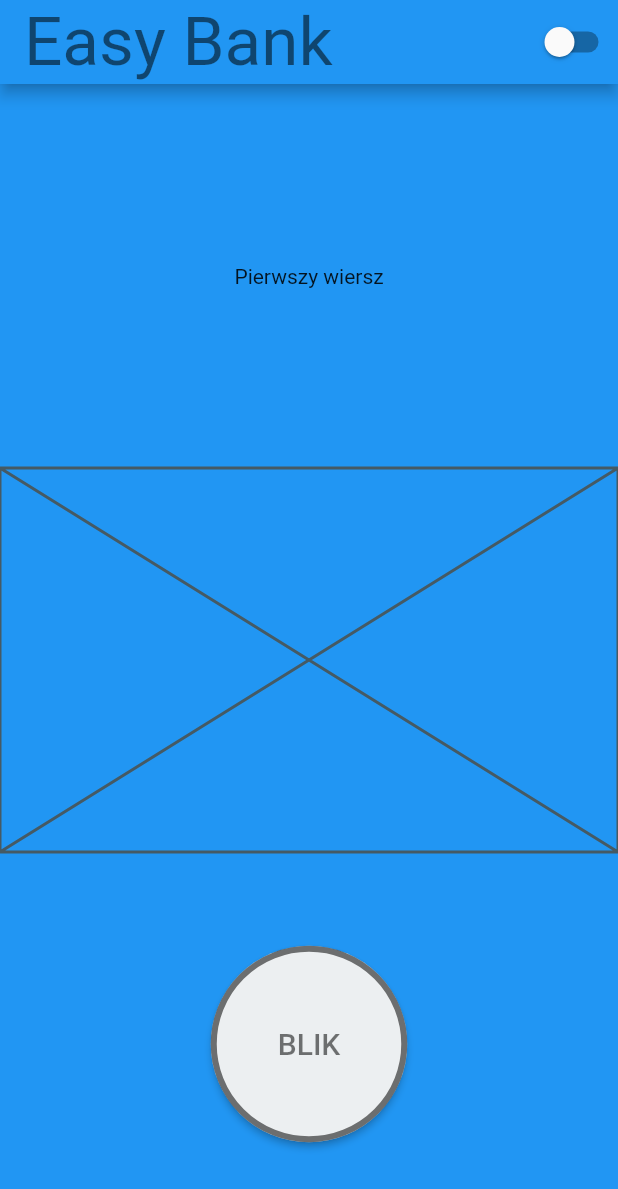
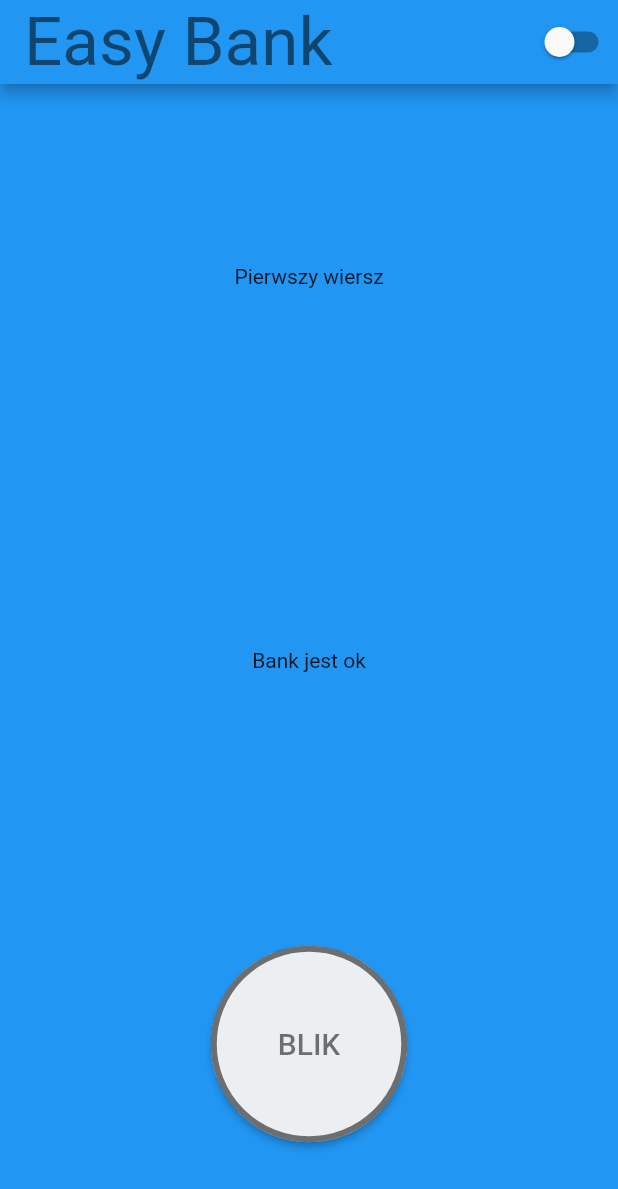
Before and after one commit to pawelwlazlo/flutter_playground, a Flutter app: the screen it shows after launch, on a phone screen of 412 x 824 dp. Shown: the top 1189 px of the screen. Run offline on Flutter 3.47's test engine with Material 2 defaults, Android fonts, the phone set to English and light mode, and no system bars; our stand-ins replace flutter_bloc.

Commit message:
dodanie logiki eventów w części centralnej

```diff
--- a/lib/application/pages/bank/bank_page.dart
+++ b/lib/application/pages/bank/bank_page.dart
@@ -1,8 +1,20 @@
 import 'package:flutter/material.dart';
+import 'package:flutter_bloc/flutter_bloc.dart';
 import 'package:flutter_playground/application/core/services/theme_service.dart';
+import 'package:flutter_playground/application/pages/bank/bloc/bank_bloc.dart';
 import 'package:flutter_playground/application/pages/bank/widgets/bottom_section.dart';
 import 'package:flutter_playground/application/pages/bank/widgets/center_section.dart';
 import 'package:provider/provider.dart';
+class BankPageWrapperProvider extends StatelessWidget {
+  const BankPageWrapperProvider({super.key});
+
+  @override
+  Widget build(BuildContext context) {
+    return BlocProvider(
+        create: (context) => BankBloc(),
+        child: const BankPage());
+  }
+}
 
 class BankPage extends StatelessWidget {
   const BankPage({super.key});
--- a/lib/application/pages/bank/widgets/center_section.dart
+++ b/lib/application/pages/bank/widgets/center_section.dart
@@ -1,10 +1,33 @@
-import 'package:flutter/cupertino.dart';
+import 'package:flutter/material.dart';
+import 'package:flutter_bloc/flutter_bloc.dart';
+import 'package:flutter_playground/application/pages/bank/bloc/bank_bloc.dart';
 
 class BankCenterSection extends StatelessWidget {
   const BankCenterSection({Key? key}) : super(key: key);
 
   @override
   Widget build(BuildContext context) {
-    return const Placeholder();
+    final ThemeData themeData = Theme.of(context);
+
+    return Column(
+      children: [
+        Expanded(
+          child: Center(
+            child: BlocBuilder<BankBloc, BankState>(builder: (context, state) {
+              if (state is BankInitial) {
+                return const Text('Bank jest ok');
+              } else if (state is BankStateBlikRequested) {
+                return CircularProgressIndicator(
+                  color: themeData.colorScheme.secondary,
+                );
+              } else if (state is BankStateBlikReceived) {
+                return Text('Otrzymano kod blik: ${state.blikNumber}');
+              }
+              return const SizedBox();
+            }),
+          ),
+        )
+      ],
+    );
   }
 }
--- a/lib/main.dart
+++ b/lib/main.dart
@@ -21,7 +21,7 @@ class MyApp extends StatelessWidget {
         themeMode: themeService.isDarkModeOn ? ThemeMode.dark : ThemeMode.light,
         theme: AppTheme.lightTheme,
         darkTheme: AppTheme.darkTheme,
-        home: const BankPage(),
+        home: const BankPageWrapperProvider(),
       );
     });
   }
```
